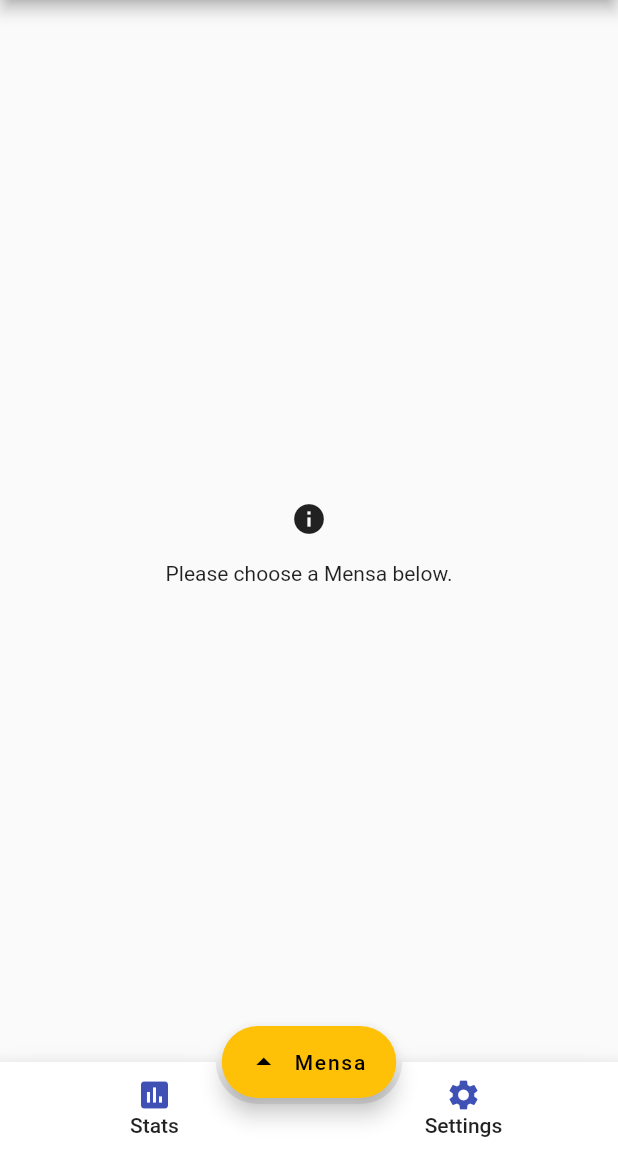
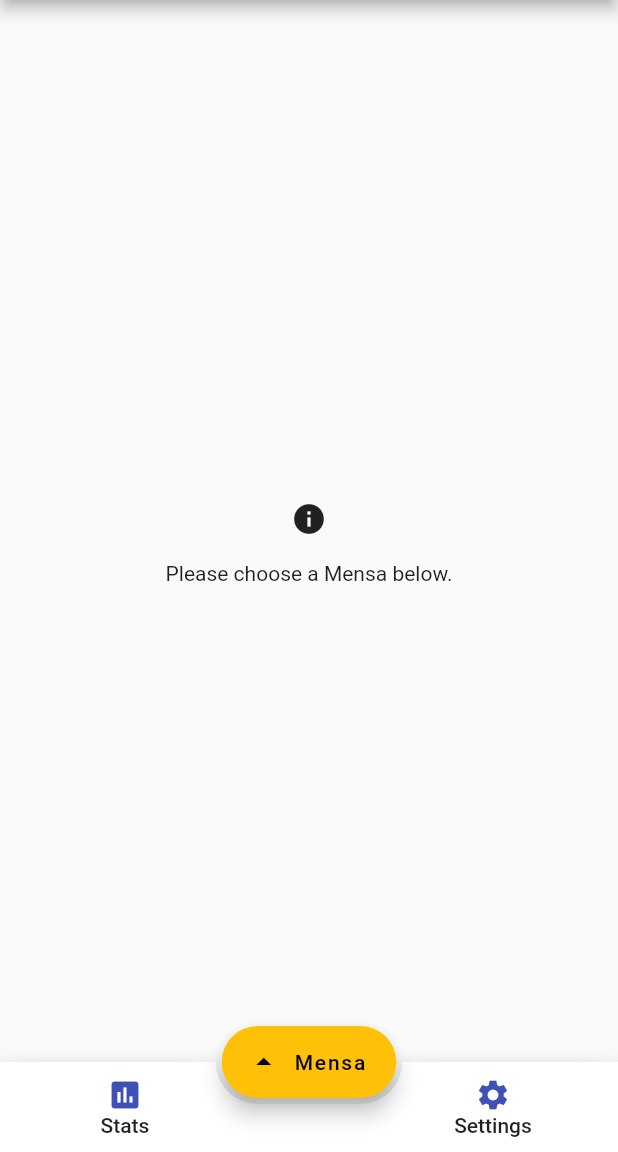
Before and after one commit to haukesomm/MensaViewer, a Flutter app: the screen it shows after launch, on a phone screen of 412 x 824 dp, the part 84-1236 px from its top. Run offline on Flutter 3.47's test engine with Material 2 defaults, Android fonts, the phone set to English and light mode, and no system bars; our stand-ins replace material_design_icons_flutter, package_info, shared_preferences.

Commit message:
Add space between bottom bar buttons

```diff
--- a/lib/ui/meal_list_page.dart
+++ b/lib/ui/meal_list_page.dart
@@ -197,7 +197,11 @@ class _MealListPageState extends State<MealListPage> {
               onPressed: () {},
             ),
 
-            _buildAppBarButton(context: context,
+            // Just here to add some extra space
+            Container(),
+
+            _buildAppBarButton(
+              context: context,
               iconData: Icons.settings,
               title: 'Settings',
               onPressed: _showSettingsPage,
```
